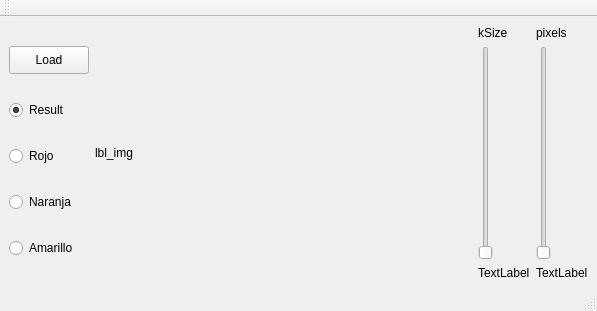
The window that Actividad4_qt/mainwindow.ui (nlandau91/Procesamiento-de-Imagenes) describes before a commit, drawn with Qt 5.
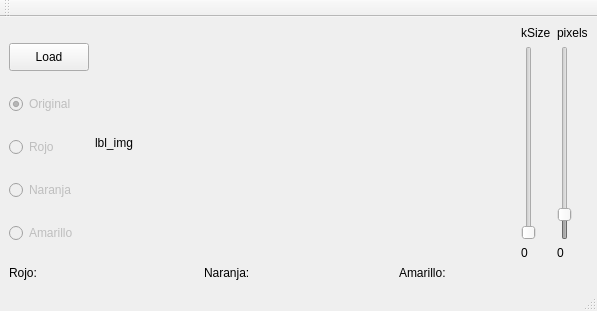
The same window after the commit.

Patch:
```diff
--- a/Actividad4_qt/mainwindow.ui
+++ b/Actividad4_qt/mainwindow.ui
@@ -15,7 +15,7 @@
   </property>
   <widget class="QWidget" name="centralwidget">
    <layout class="QGridLayout" name="gridLayout_2">
-    <item row="0" column="1">
+    <item row="0" column="0">
      <layout class="QHBoxLayout" name="horizontalLayout">
       <item>
        <layout class="QVBoxLayout" name="verticalLayout">
@@ -42,15 +42,12 @@
          </widget>
         </item>
         <item>
-         <widget class="QRadioButton" name="radioBtn_result">
-          <property name="sizePolicy">
-           <sizepolicy hsizetype="Minimum" vsizetype="Fixed">
-            <horstretch>0</horstretch>
-            <verstretch>0</verstretch>
-           </sizepolicy>
+         <widget class="QRadioButton" name="radioBtn_original">
+          <property name="enabled">
+           <bool>false</bool>
           </property>
           <property name="text">
-           <string>Result</string>
+           <string>Original</string>
           </property>
           <property name="checked">
            <bool>true</bool>
@@ -59,6 +56,9 @@
         </item>
         <item>
          <widget class="QRadioButton" name="radioBtn_rojo">
+          <property name="enabled">
+           <bool>false</bool>
+          </property>
           <property name="sizePolicy">
            <sizepolicy hsizetype="Minimum" vsizetype="Fixed">
             <horstretch>0</horstretch>
@@ -72,6 +72,9 @@
         </item>
         <item>
          <widget class="QRadioButton" name="radioBtn_naranja">
+          <property name="enabled">
+           <bool>false</bool>
+          </property>
           <property name="sizePolicy">
            <sizepolicy hsizetype="Minimum" vsizetype="Fixed">
             <horstretch>0</horstretch>
@@ -85,6 +88,9 @@
         </item>
         <item>
          <widget class="QRadioButton" name="radioBtn_amarillo">
+          <property name="enabled">
+           <bool>false</bool>
+          </property>
           <property name="sizePolicy">
            <sizepolicy hsizetype="Minimum" vsizetype="Fixed">
             <horstretch>0</horstretch>
@@ -121,7 +127,16 @@
          </widget>
         </item>
         <item>
-         <widget class="QSlider" name="verticalSlider">
+         <widget class="QSlider" name="slider_kSize">
+          <property name="enabled">
+           <bool>false</bool>
+          </property>
+          <property name="minimum">
+           <number>1</number>
+          </property>
+          <property name="value">
+           <number>1</number>
+          </property>
           <property name="orientation">
            <enum>Qt::Vertical</enum>
           </property>
@@ -130,7 +145,7 @@
         <item>
          <widget class="QLabel" name="label_4">
           <property name="text">
-           <string>TextLabel</string>
+           <string>0</string>
           </property>
          </widget>
         </item>
@@ -146,7 +161,19 @@
          </widget>
         </item>
         <item>
-         <widget class="QSlider" name="verticalSlider_2">
+         <widget class="QSlider" name="slider_pixels">
+          <property name="enabled">
+           <bool>false</bool>
+          </property>
+          <property name="minimum">
+           <number>1</number>
+          </property>
+          <property name="maximum">
+           <number>200000</number>
+          </property>
+          <property name="value">
+           <number>10000</number>
+          </property>
           <property name="orientation">
            <enum>Qt::Vertical</enum>
           </property>
@@ -155,7 +182,7 @@
         <item>
          <widget class="QLabel" name="label_3">
           <property name="text">
-           <string>TextLabel</string>
+           <string>0</string>
           </property>
          </widget>
         </item>
@@ -163,6 +190,31 @@
       </item>
      </layout>
     </item>
+    <item row="2" column="0">
+     <layout class="QHBoxLayout" name="horizontalLayout_2">
+      <item>
+       <widget class="QLabel" name="lbl_cantRojo">
+        <property name="text">
+         <string>Rojo: </string>
+        </property>
+       </widget>
+      </item>
+      <item>
+       <widget class="QLabel" name="lbl_cantNaranja">
+        <property name="text">
+         <string>Naranja:</string>
+        </property>
+       </widget>
+      </item>
+      <item>
+       <widget class="QLabel" name="lbl_cantAmarillo">
+        <property name="text">
+         <string>Amarillo:</string>
+        </property>
+       </widget>
+      </item>
+     </layout>
+    </item>
    </layout>
   </widget>
   <widget class="QMenuBar" name="menubar">
```
Left out of the diff: 4 changed lines with no effect on the pictures.
